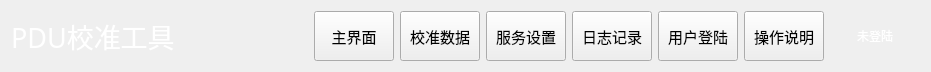
Before: the Qt Designer form PDU-CalibrateTool/navbarwid.ui in ChinaClever/PDU-CalibrateTool, drawn with Qt 5.
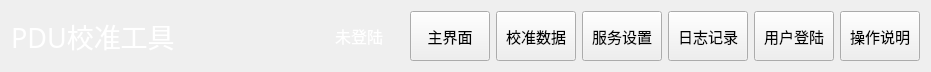
After: the same form once the commit is applied.

The edit to the form file:
```diff
--- a/PDU-CalibrateTool/navbarwid.ui
+++ b/PDU-CalibrateTool/navbarwid.ui
@@ -14,7 +14,7 @@
    <string>Form</string>
   </property>
   <layout class="QGridLayout" name="gridLayout">
-   <item row="0" column="6">
+   <item row="0" column="7">
     <widget class="QPushButton" name="loginBtn">
      <property name="maximumSize">
       <size>
@@ -33,80 +33,7 @@
      </property>
     </widget>
    </item>
-   <item row="0" column="8">
-    <widget class="QLabel" name="userLab">
-     <property name="minimumSize">
-      <size>
-       <width>90</width>
-       <height>0</height>
-      </size>
-     </property>
-     <property name="styleSheet">
-      <string notr="true">color: rgb(255, 255, 255);</string>
-     </property>
-     <property name="text">
-      <string>未登陆</string>
-     </property>
-     <property name="alignment">
-      <set>Qt::AlignCenter</set>
-     </property>
-    </widget>
-   </item>
-   <item row="0" column="5">
-    <widget class="QPushButton" name="logBtn">
-     <property name="maximumSize">
-      <size>
-       <width>200</width>
-       <height>50</height>
-      </size>
-     </property>
-     <property name="font">
-      <font>
-       <family>微软雅黑</family>
-       <pointsize>11</pointsize>
-      </font>
-     </property>
-     <property name="text">
-      <string>日志记录</string>
-     </property>
-    </widget>
-   </item>
-   <item row="0" column="0">
-    <widget class="QLabel" name="label">
-     <property name="font">
-      <font>
-       <family>微软雅黑</family>
-       <pointsize>20</pointsize>
-      </font>
-     </property>
-     <property name="styleSheet">
-      <string notr="true">color: rgb(255, 255, 255);</string>
-     </property>
-     <property name="text">
-      <string>PDU校准工具</string>
-     </property>
-    </widget>
-   </item>
-   <item row="0" column="4">
-    <widget class="QPushButton" name="setBtn">
-     <property name="maximumSize">
-      <size>
-       <width>200</width>
-       <height>50</height>
-      </size>
-     </property>
-     <property name="font">
-      <font>
-       <family>微软雅黑</family>
-       <pointsize>11</pointsize>
-      </font>
-     </property>
-     <property name="text">
-      <string>服务设置</string>
-     </property>
-    </widget>
-   </item>
-   <item row="0" column="2">
+   <item row="0" column="3">
     <widget class="QPushButton" name="homeBtn">
      <property name="maximumSize">
       <size>
@@ -138,8 +65,8 @@
      </property>
     </spacer>
    </item>
-   <item row="0" column="7">
-    <widget class="QPushButton" name="readmeBtn">
+   <item row="0" column="6">
+    <widget class="QPushButton" name="logBtn">
      <property name="maximumSize">
       <size>
        <width>200</width>
@@ -153,11 +80,27 @@
       </font>
      </property>
      <property name="text">
-      <string>操作说明</string>
+      <string>日志记录</string>
      </property>
     </widget>
    </item>
-   <item row="0" column="3">
+   <item row="0" column="0">
+    <widget class="QLabel" name="label">
+     <property name="font">
+      <font>
+       <family>微软雅黑</family>
+       <pointsize>20</pointsize>
+      </font>
+     </property>
+     <property name="styleSheet">
+      <string notr="true">color: rgb(255, 255, 255);</string>
+     </property>
+     <property name="text">
+      <string>PDU校准工具</string>
+     </property>
+    </widget>
+   </item>
+   <item row="0" column="4">
     <widget class="QPushButton" name="dataBtn">
      <property name="maximumSize">
       <size>
@@ -176,6 +119,69 @@
      </property>
     </widget>
    </item>
+   <item row="0" column="5">
+    <widget class="QPushButton" name="setBtn">
+     <property name="maximumSize">
+      <size>
+       <width>200</width>
+       <height>50</height>
+      </size>
+     </property>
+     <property name="font">
+      <font>
+       <family>微软雅黑</family>
+       <pointsize>11</pointsize>
+      </font>
+     </property>
+     <property name="text">
+      <string>服务设置</string>
+     </property>
+    </widget>
+   </item>
+   <item row="0" column="8">
+    <widget class="QPushButton" name="readmeBtn">
+     <property name="maximumSize">
+      <size>
+       <width>200</width>
+       <height>50</height>
+      </size>
+     </property>
+     <property name="font">
+      <font>
+       <family>微软雅黑</family>
+       <pointsize>11</pointsize>
+      </font>
+     </property>
+     <property name="text">
+      <string>操作说明</string>
+     </property>
+    </widget>
+   </item>
+   <item row="0" column="2">
+    <widget class="QLabel" name="userLab">
+     <property name="minimumSize">
+      <size>
+       <width>90</width>
+       <height>0</height>
+      </size>
+     </property>
+     <property name="font">
+      <font>
+       <family>微软雅黑</family>
+       <pointsize>12</pointsize>
+      </font>
+     </property>
+     <property name="styleSheet">
+      <string notr="true">color: rgb(255, 255, 255);</string>
+     </property>
+     <property name="text">
+      <string>未登陆</string>
+     </property>
+     <property name="alignment">
+      <set>Qt::AlignCenter</set>
+     </property>
+    </widget>
+   </item>
   </layout>
  </widget>
  <resources/>
```
